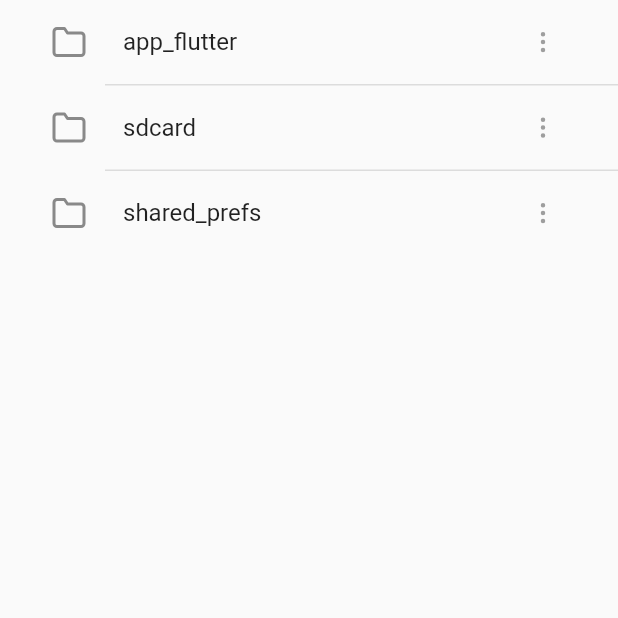
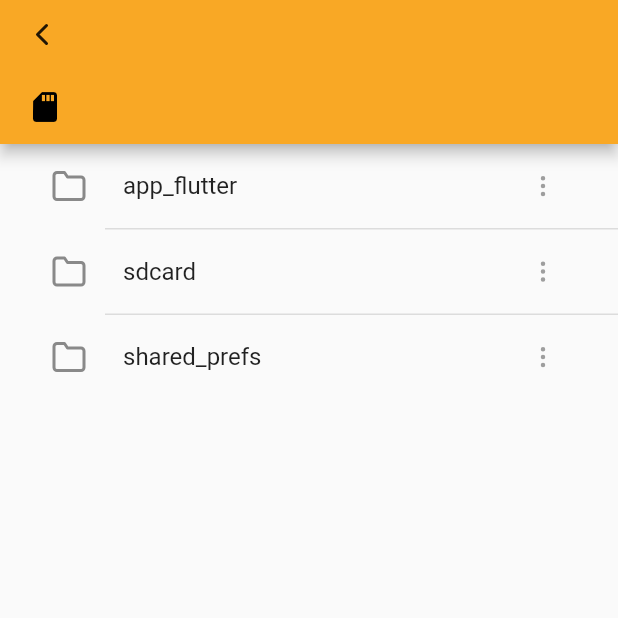
Before and after one commit to GauthamAsir/filez, a Flutter app: the Folder screen opened directly with empty values, on a phone screen of 412 x 824 dp, the top half of it. Run offline on Flutter 3.47's test engine with Material 2 defaults, Android fonts, the phone set to English and light mode, and no system bars; our stand-ins replace flutter_icons, get, permission_handler, shared_preferences; missing offline and left inert: mime_type; accounts and stored records are empty.

Commit message:
Add PathBar.
Can Jump between directories.

Signed-off-by: GauthamAsir <gauthamasir@gmail.com>

```diff
--- a/lib/screens/folder/components/folder_controller.dart
+++ b/lib/screens/folder/components/folder_controller.dart
@@ -7,15 +7,22 @@ import 'package:path/path.dart';
 class FolderController extends GetxController {
   List<FileSystemEntity> files = List<FileSystemEntity>().obs;
 
+  var path = ''.obs;
+
   List<String> paths = List<String>().obs;
 
   addPath(String pathName) {
     paths.add(pathName);
   }
 
+  setPath(String path) {
+    this.path.value = path;
+  }
+
   removeLastPath() {
     paths.removeLast();
-    getFiles(paths.last);
+    path.value = paths.last;
+    getFiles(path.value);
   }
 
   getFiles(String path, {bool showHidden = true}) async {
--- /dev/null
+++ b/lib/screens/folder/components/path_bar.dart
@@ -0,0 +1,18 @@
+import 'package:flutter/material.dart';
+
+class PathBar extends StatelessWidget implements PreferredSizeWidget {
+  final Widget child;
+
+  PathBar({
+    Key key,
+    @required this.child,
+  }) : super(key: key);
+
+  @override
+  Widget build(BuildContext context) {
+    return child;
+  }
+
+  @override
+  Size get preferredSize => Size.fromHeight(40.0);
+}
--- a/lib/screens/folder/folder.dart
+++ b/lib/screens/folder/folder.dart
@@ -5,7 +5,10 @@ import 'package:filez/screens/folder/components/file_item.dart';
 import 'package:filez/screens/folder/components/folder_controller.dart';
 import 'package:filez/utils/strings.dart';
 import 'package:flutter/material.dart';
+import 'package:flutter_icons/flutter_icons.dart';
 import 'package:get/get.dart';
+
+import 'components/path_bar.dart';
 
 class Folder extends StatefulWidget {
   final String title;
@@ -22,9 +25,6 @@ class Folder extends StatefulWidget {
 }
 
 class _FolderState extends State<Folder> with WidgetsBindingObserver {
-  String path;
-
-  List<String> paths = List();
 
   List<FileSystemEntity> files = List();
 
@@ -32,9 +32,9 @@ class _FolderState extends State<Folder> with WidgetsBindingObserver {
 
   @override
   void initState() {
-    path = widget.path;
-    folderController.getFiles(path);
-    folderController.addPath(path);
+    folderController.setPath(widget.path);
+    folderController.getFiles(folderController.path.value);
+    folderController.addPath(folderController.path.value);
     WidgetsBinding.instance.addObserver(this);
     super.initState();
   }
@@ -42,7 +42,7 @@ class _FolderState extends State<Folder> with WidgetsBindingObserver {
   @override
   void didChangeAppLifecycleState(AppLifecycleState state) {
     if (state == AppLifecycleState.resumed) {
-      folderController.getFiles(path);
+      folderController.getFiles(folderController.path.value);
     }
   }
 
@@ -59,10 +59,109 @@ class _FolderState extends State<Folder> with WidgetsBindingObserver {
         if (folderController.paths.length == 1) return Future.value(true);
 
         folderController.removeLastPath();
-        path = folderController.paths.last;
         return Future.value(false);
       },
       child: Scaffold(
+        appBar: AppBar(
+          elevation: 4,
+          leading: Container(
+            height: 40,
+            width: 40,
+            child: IconButton(
+              icon: Icon(
+                Feather.chevron_left,
+                color: Colors.black87,
+              ),
+              onPressed: () {
+                if (folderController.paths.length == 1) return Get.back();
+
+                folderController.removeLastPath();
+              },
+            ),
+          ),
+          title: Column(
+            mainAxisAlignment: MainAxisAlignment.start,
+            crossAxisAlignment: CrossAxisAlignment.start,
+            children: <Widget>[
+              Text(
+                "${widget.title}",
+                style: Get.textTheme.subtitle1
+                    .copyWith(color: Colors.black87, fontSize: 18),
+              ),
+              Obx(() => Text(
+                    "${folderController.path.value}",
+                    style: Get.textTheme.caption
+                        .copyWith(color: Colors.black87, fontSize: 14),
+                  ))
+            ],
+          ),
+          bottom: PathBar(
+            child: Container(
+              height: 50,
+              alignment: Alignment.centerLeft,
+              child: GetX<FolderController>(
+                builder: (controller) {
+                  return ListView.separated(
+                    separatorBuilder: (BuildContext context, int index) {
+                      return Icon(
+                        Feather.chevron_right,
+                        size: 20,
+                        color: Colors.black38,
+                      );
+                    },
+                    scrollDirection: Axis.horizontal,
+                    shrinkWrap: true,
+                    itemCount: controller.paths.length,
+                    itemBuilder: (context, index) {
+                      String i = controller.paths[index];
+                      List splited = i.split("/");
+
+                      return index == 0
+                          ? IconButton(
+                              padding: EdgeInsets.only(left: 12),
+                              icon: Icon(
+                                widget.path.toString().contains("emulated")
+                                    ? Feather.smartphone
+                                    : Icons.sd_card,
+                                color: index == controller.paths.length - 1
+                                    ? Theme.of(context).accentColor
+                                    : Colors.black87,
+                              ),
+                              onPressed: () {
+                                controller.setPath(controller.paths[index]);
+                                controller.paths.removeRange(
+                                    index + 1, controller.paths.length);
+                                controller.getFiles(controller.path.value);
+                              },
+                            )
+                          : InkWell(
+                              onTap: () {
+                                controller.setPath(controller.paths[index]);
+                                controller.paths.removeRange(
+                                    index + 1, controller.paths.length);
+                                controller.getFiles(controller.path.value);
+                              },
+                              child: Container(
+                                height: 40,
+                                alignment: Alignment.center,
+                                child: Text(
+                                  "${splited[splited.length - 1]}",
+                                  style: TextStyle(
+                                    fontSize: 16,
+                                    fontWeight: FontWeight.bold,
+                                    color: index == controller.paths.length - 1
+                                        ? Colors.black87
+                                        : Colors.black38,
+                                  ),
+                                ),
+                              ));
+                    },
+                  );
+                },
+              ),
+            ),
+          ),
+        ),
         body: Container(
           height: Get.size.height,
           child: GetX<FolderController>(
@@ -101,6 +200,7 @@ class _FolderState extends State<Folder> with WidgetsBindingObserver {
                       onTap: () {
                         folderController.addPath(file.path);
                             folderController.getFiles(file.path);
+                            folderController.setPath(file.path);
                           },
                       onToolsTap: (selectedTool) {})
                       : FileItem(
```
Lines whose indentation alone changed are shown as unchanged.
